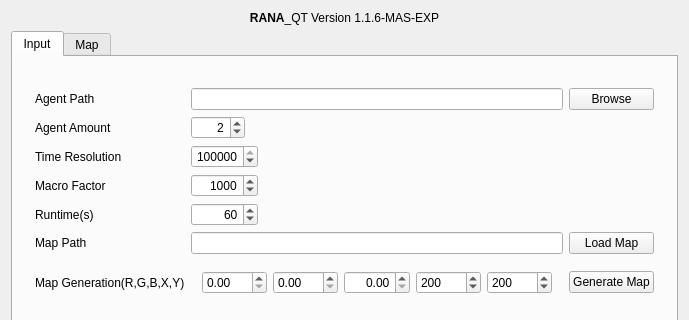
Qt form mainwindow.ui (sojoe02/RANA) before a commit; both pictures show x 0 to 689 and y 0 to 320 of the 689 by 681 pixel window.
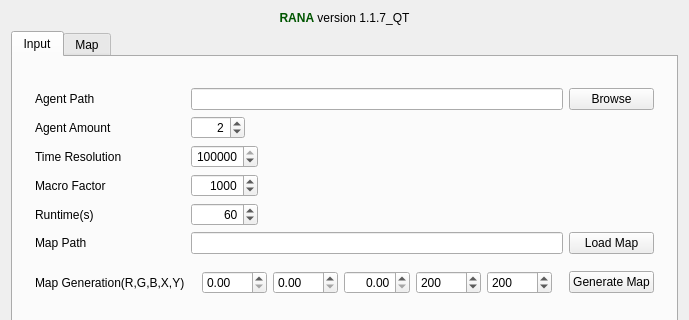
The same form after that commit.

Commit message: added ability to give 0 for propagation speed, for near instant propagation

Diff of the .ui file:
```diff
--- a/mainwindow.ui
+++ b/mainwindow.ui
@@ -636,7 +636,7 @@
     <item row="0" column="0">
      <widget class="QLabel" name="label_4">
       <property name="text">
-       <string>&lt;html&gt;&lt;head/&gt;&lt;body&gt;&lt;p&gt;&lt;span style=&quot; font-weight:600;&quot;&gt;RANA&lt;/span&gt;_QT Version 1.1.6-MAS-EXP&lt;/p&gt;&lt;/body&gt;&lt;/html&gt;</string>
+       <string>&lt;html&gt;&lt;head/&gt;&lt;body&gt;&lt;p&gt;&lt;span style=&quot; font-weight:600; color:#005500;&quot;&gt;RANA&lt;/span&gt; version 1.1.7_QT&lt;/p&gt;&lt;/body&gt;&lt;/html&gt;</string>
       </property>
       <property name="textFormat">
        <enum>Qt::RichText</enum>
```
The commit also changes 1 other file.
